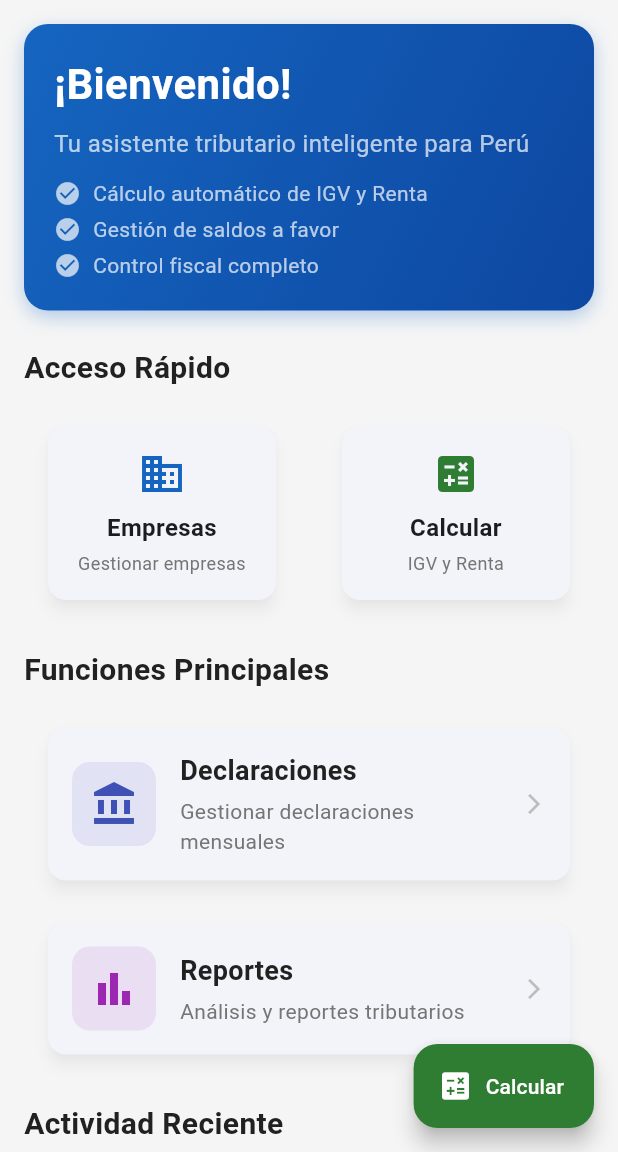
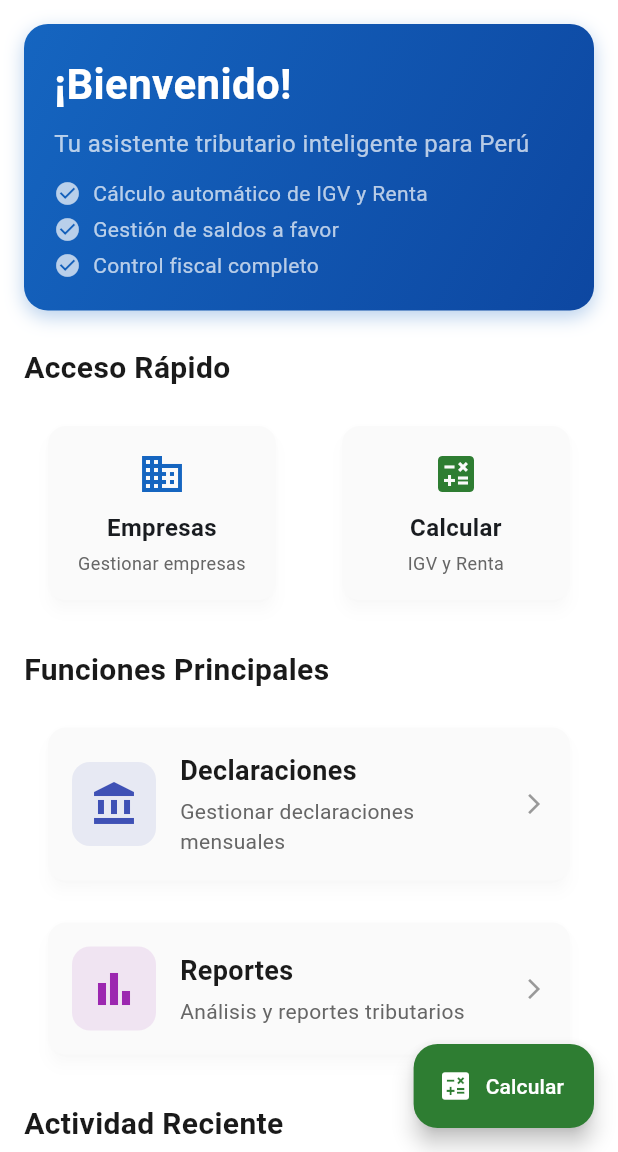
Before and after one commit to Sistemas-AJ/Compulsa, a Flutter app: the screen it shows after launch, on a phone screen of 412 x 824 dp, the part 84-1236 px from its top. Run offline on Flutter 3.47's test engine with Material 3 defaults, Android fonts, the light colour scheme and no system bars.

Commit message:
una vision mas clara de lo que quiere aj

```diff
--- a/lib/core/theme/app_colors.dart
+++ b/lib/core/theme/app_colors.dart
@@ -13,18 +13,19 @@ class AppColors {
   static const Color accent = Color(0xFFFF8F00); // Naranja para alertas
   static const Color accentLight = Color(0xFFFFB74D);
 
-  // Colores funcionales
-  static const Color background = Color(0xFFF5F5F5);
-  static const Color surface = Colors.white;
-  static const Color error = Color(0xFFD32F2F);
-  static const Color warning = Color(0xFFF57C00);
-  static const Color success = Color(0xFF388E3C);
-  static const Color info = Color(0xFF1976D2);
+  // Colores funcionales - Más blancos y claros
+  static const Color background = Colors.white; // Fondo completamente blanco
+  static const Color surface = Colors.white; // Superficies blancas
+  static const Color cardBackground = Color(0xFFFAFAFA); // Fondo muy sutil para tarjetas
+  static const Color error = Color(0xFFE57373); // Error más suave
+  static const Color warning = Color(0xFFFFB74D); // Warning más suave
+  static const Color success = Color(0xFF81C784); // Success más suave
+  static const Color info = Color(0xFF64B5F6); // Info más suave
 
-  // Colores de texto
-  static const Color textPrimary = Color(0xFF212121);
-  static const Color textSecondary = Color(0xFF757575);
-  static const Color textHint = Color(0xFFBDBDBD);
+  // Colores de texto - Ajustados para mejor contraste en fondo blanco
+  static const Color textPrimary = Color(0xFF1A1A1A); // Negro más suave
+  static const Color textSecondary = Color(0xFF666666); // Gris más suave
+  static const Color textHint = Color(0xFF999999); // Hint más claro
 
   // Colores específicos para IGV y Renta
   static const Color igvColor = Color(0xFF3F51B5); // Azul índigo para IGV
--- a/lib/core/theme/app_theme.dart
+++ b/lib/core/theme/app_theme.dart
@@ -8,9 +8,12 @@ class AppTheme {
       colorScheme: ColorScheme.fromSeed(
         seedColor: AppColors.primary,
         brightness: Brightness.light,
+        surface: AppColors.surface,
+        background: AppColors.background,
       ),
       primaryColor: AppColors.primary,
       scaffoldBackgroundColor: AppColors.background,
+      canvasColor: AppColors.background,
       fontFamily: 'Roboto',
 
       appBarTheme: AppBarTheme(
@@ -26,8 +29,9 @@ class AppTheme {
       ),
 
       cardTheme: CardThemeData(
-        elevation: 4,
-        shadowColor: Colors.black26,
+        elevation: 2, // Sombra más sutil
+        shadowColor: Colors.black12, // Sombra más suave
+        color: AppColors.cardBackground, // Fondo muy sutil para las tarjetas
         shape: RoundedRectangleBorder(
           borderRadius: BorderRadius.circular(12),
         ),
@@ -49,18 +53,18 @@ class AppTheme {
       inputDecorationTheme: InputDecorationTheme(
         border: OutlineInputBorder(
           borderRadius: BorderRadius.circular(8),
-          borderSide: BorderSide(color: AppColors.accent),
+          borderSide: BorderSide(color: Colors.grey.shade300),
         ),
         enabledBorder: OutlineInputBorder(
           borderRadius: BorderRadius.circular(8),
-          borderSide: BorderSide(color: AppColors.accent.withOpacity(0.5)),
+          borderSide: BorderSide(color: Colors.grey.shade300),
         ),
         focusedBorder: OutlineInputBorder(
           borderRadius: BorderRadius.circular(8),
           borderSide: BorderSide(color: AppColors.primary, width: 2),
         ),
         filled: true,
-        fillColor: Colors.grey[50],
+        fillColor: Colors.white, // Fondo blanco para los campos de entrada
       ),
 
       floatingActionButtonTheme: FloatingActionButtonThemeData(
--- a/lib/main.dart
+++ b/lib/main.dart
@@ -15,8 +15,8 @@ class CompulsaApp extends StatelessWidget {
       title: 'Compulsa - Asistente Tributario',
       debugShowCheckedModeBanner: false,
       theme: AppTheme.lightTheme,
-      darkTheme: AppTheme.darkTheme,
-      themeMode: ThemeMode.system,
+      darkTheme: AppTheme.lightTheme, // Usar tema claro también para el modo oscuro
+      themeMode: ThemeMode.light, // Forzar siempre el tema claro
       initialRoute: AppRoutes.home,
       routes: AppRoutes.routes,
     );
```
